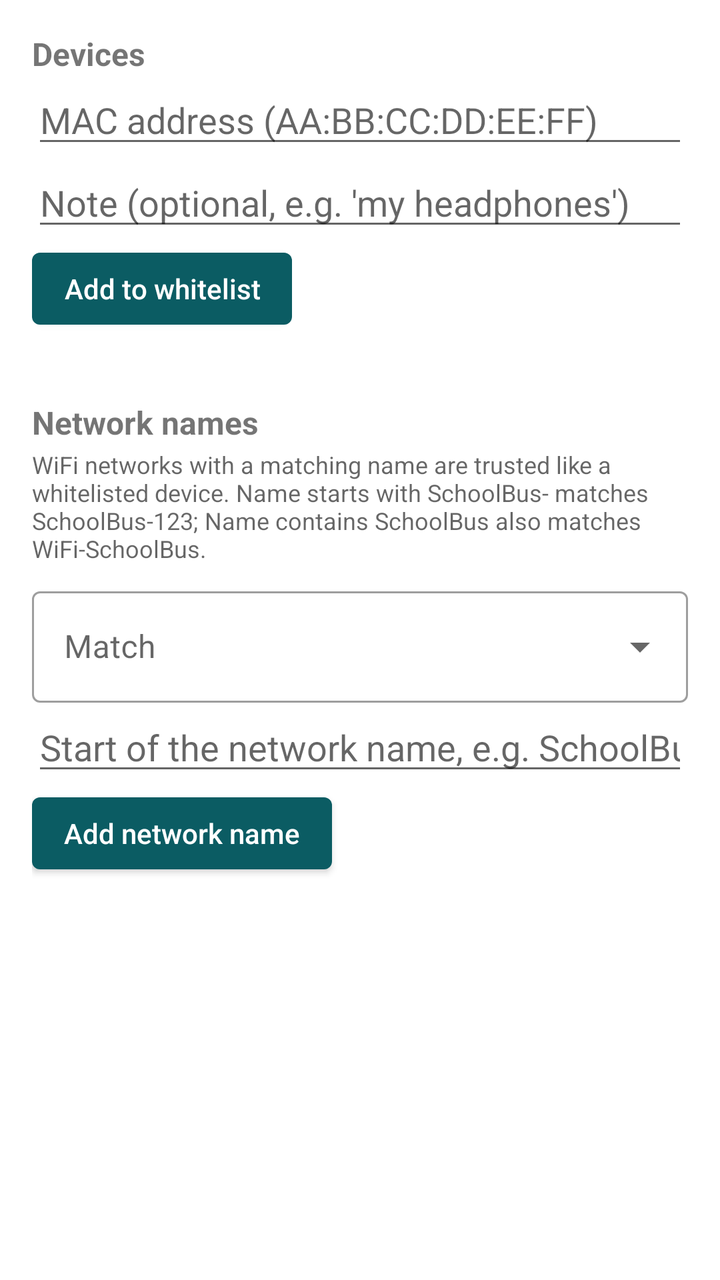
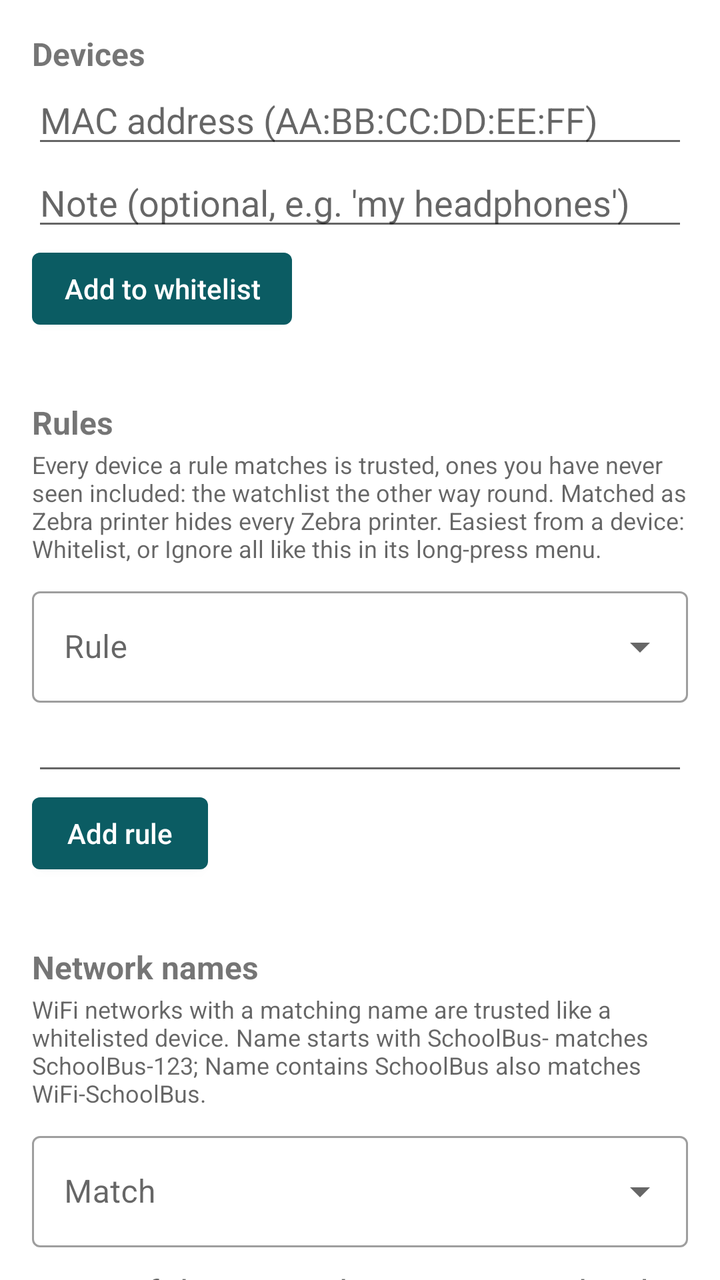

Screens rendered from an Android XML layout before and after an edit, with the pre-edit source and the edit as a unified diff.
<!-- AndroidManifest.xml: application theme Theme.RFSentinel -->
<!-- res/layout/activity_whitelist.xml -->
<?xml version="1.0" encoding="utf-8"?>
<androidx.core.widget.NestedScrollView xmlns:android="http://schemas.android.com/apk/res/android"
    xmlns:app="http://schemas.android.com/apk/res-auto"
    android:layout_width="match_parent"
    android:layout_height="match_parent">

    <LinearLayout
        android:layout_width="match_parent"
        android:layout_height="wrap_content"
        android:orientation="vertical"
        android:padding="16dp">

        <TextView
            android:layout_width="match_parent"
            android:layout_height="wrap_content"
            android:text="Devices"
            android:textSize="@dimen/text_subtitle"
            android:textStyle="bold" />

        <EditText
            android:id="@+id/macInput"
            android:layout_width="match_parent"
            android:layout_height="wrap_content"
            android:inputType="textCapCharacters|textNoSuggestions"
            android:importantForAutofill="no"
            android:hint="MAC address (AA:BB:CC:DD:EE:FF)" />

        <EditText
            android:id="@+id/noteInput"
            android:layout_width="match_parent"
            android:layout_height="wrap_content"
            android:inputType="text"
            android:importantForAutofill="no"
            android:hint="Note (optional, e.g. 'my headphones')" />

        <Button
            android:id="@+id/addButton"
            android:layout_width="wrap_content"
            android:layout_height="wrap_content"
            android:text="Add to whitelist" />

        <androidx.recyclerview.widget.RecyclerView
            android:id="@+id/recyclerView"
            android:layout_width="match_parent"
            android:layout_height="wrap_content"
            android:layout_marginTop="8dp"
            android:nestedScrollingEnabled="false" />

        <TextView
            android:layout_width="match_parent"
            android:layout_height="wrap_content"
            android:layout_marginTop="24dp"
            android:text="Network names"
            android:textSize="@dimen/text_subtitle"
            android:textStyle="bold" />

        <TextView
            android:layout_width="match_parent"
            android:layout_height="wrap_content"
            android:paddingTop="2dp"
            android:paddingBottom="8dp"
            android:text="WiFi networks with a matching name are trusted like a whitelisted device. Name starts with SchoolBus- matches SchoolBus-123; Name contains SchoolBus also matches WiFi-SchoolBus."
            android:textColor="?android:attr/textColorSecondary"
            android:textSize="@dimen/text_caption" />

        <com.google.android.material.textfield.TextInputLayout
            style="@style/Widget.MaterialComponents.TextInputLayout.OutlinedBox.ExposedDropdownMenu"
            android:layout_width="match_parent"
            android:layout_height="wrap_content"
            android:hint="Match"
            app:endIconMode="dropdown_menu">

            <AutoCompleteTextView
                android:id="@+id/networkMatch"
                android:layout_width="match_parent"
                android:layout_height="wrap_content"
                android:inputType="none"
                android:saveEnabled="false" />
        </com.google.android.material.textfield.TextInputLayout>

        <EditText
            android:id="@+id/networkInput"
            android:layout_width="match_parent"
            android:layout_height="wrap_content"
            android:inputType="text|textNoSuggestions"
            android:importantForAutofill="no"
            android:hint="Start of the network name, e.g. SchoolBus-" />

        <Button
            android:id="@+id/addNetworkButton"
            android:layout_width="wrap_content"
            android:layout_height="wrap_content"
            android:text="Add network name" />

        <androidx.recyclerview.widget.RecyclerView
            android:id="@+id/networkList"
            android:layout_width="match_parent"
            android:layout_height="wrap_content"
            android:layout_marginTop="8dp"
            android:nestedScrollingEnabled="false" />

    </LinearLayout>
</androidx.core.widget.NestedScrollView>
<!-- resources referenced by this layout -->
<resources>
  <dimen name="text_caption">12sp</dimen>
  <dimen name="text_subtitle">16sp</dimen>
  <style name="Theme.RFSentinel" parent="Theme.MaterialComponents.DayNight.DarkActionBar">
          <item name="textAppearanceButton">@style/TextAppearance.RFSentinel.Button</item>
          <item name="colorPrimary">@color/brand_primary</item>
          <item name="colorPrimaryVariant">@color/brand_primary_dark</item>
          <item name="colorOnPrimary">@android:color/white</item>
          <item name="colorSecondary">@color/brand_accent</item>
          <item name="colorOnSecondary">@android:color/white</item>
          <item name="rfScopeColor">@color/scope</item>
          <item name="rfScopeTextColor">@color/scope_text</item>
          <item name="rfTraceColor">@color/trace</item>
          <item name="rfAccent">@color/brand_highlight</item>
          <item name="rfOnAccent">@color/brand_on_highlight</item>
      </style>
  <style name="TextAppearance.RFSentinel.Button" parent="TextAppearance.MaterialComponents.Button">
          <item name="android:textAllCaps">false</item>
          <item name="android:letterSpacing">0</item>
      </style>
  <color name="brand_primary">#0B5C63</color>
  <color name="brand_primary_dark">#073F44</color>
  <color name="brand_accent">#E0622D</color>
  <color name="scope">#0B5C63</color>
  <color name="scope_text">#AA0B5C63</color>
  <color name="trace">#E0622D</color>
  <color name="brand_highlight">#0B5C63</color>
  <color name="brand_on_highlight">#FFFFFF</color>
</resources>

<!-- the commit's change to res/layout/activity_whitelist.xml (unified diff, before → after) -->
@@ -41,6 +41,58 @@
 
         <androidx.recyclerview.widget.RecyclerView
             android:id="@+id/recyclerView"
+            android:layout_width="match_parent"
+            android:layout_height="wrap_content"
+            android:layout_marginTop="8dp"
+            android:nestedScrollingEnabled="false" />
+
+        <TextView
+            android:layout_width="match_parent"
+            android:layout_height="wrap_content"
+            android:layout_marginTop="24dp"
+            android:text="Rules"
+            android:textSize="@dimen/text_subtitle"
+            android:textStyle="bold" />
+
+        <TextView
+            android:layout_width="match_parent"
+            android:layout_height="wrap_content"
+            android:paddingTop="2dp"
+            android:paddingBottom="8dp"
+            android:text="Every device a rule matches is trusted, ones you have never seen included: the watchlist the other way round. Matched as Zebra printer hides every Zebra printer. Easiest from a device: Whitelist, or Ignore all like this in its long-press menu."
+            android:textColor="?android:attr/textColorSecondary"
+            android:textSize="@dimen/text_caption" />
+
+        <com.google.android.material.textfield.TextInputLayout
+            style="@style/Widget.MaterialComponents.TextInputLayout.OutlinedBox.ExposedDropdownMenu"
+            android:layout_width="match_parent"
+            android:layout_height="wrap_content"
+            android:hint="Rule"
+            app:endIconMode="dropdown_menu">
+
+            <AutoCompleteTextView
+                android:id="@+id/ruleKind"
+                android:layout_width="match_parent"
+                android:layout_height="wrap_content"
+                android:inputType="none"
+                android:saveEnabled="false" />
+        </com.google.android.material.textfield.TextInputLayout>
+
+        <EditText
+            android:id="@+id/ruleInput"
+            android:layout_width="match_parent"
+            android:layout_height="wrap_content"
+            android:inputType="text|textNoSuggestions"
+            android:importantForAutofill="no" />
+
+        <Button
+            android:id="@+id/addRuleButton"
+            android:layout_width="wrap_content"
+            android:layout_height="wrap_content"
+            android:text="Add rule" />
+
+        <androidx.recyclerview.widget.RecyclerView
+            android:id="@+id/ruleList"
             android:layout_width="match_parent"
             android:layout_height="wrap_content"
             android:layout_marginTop="8dp"
